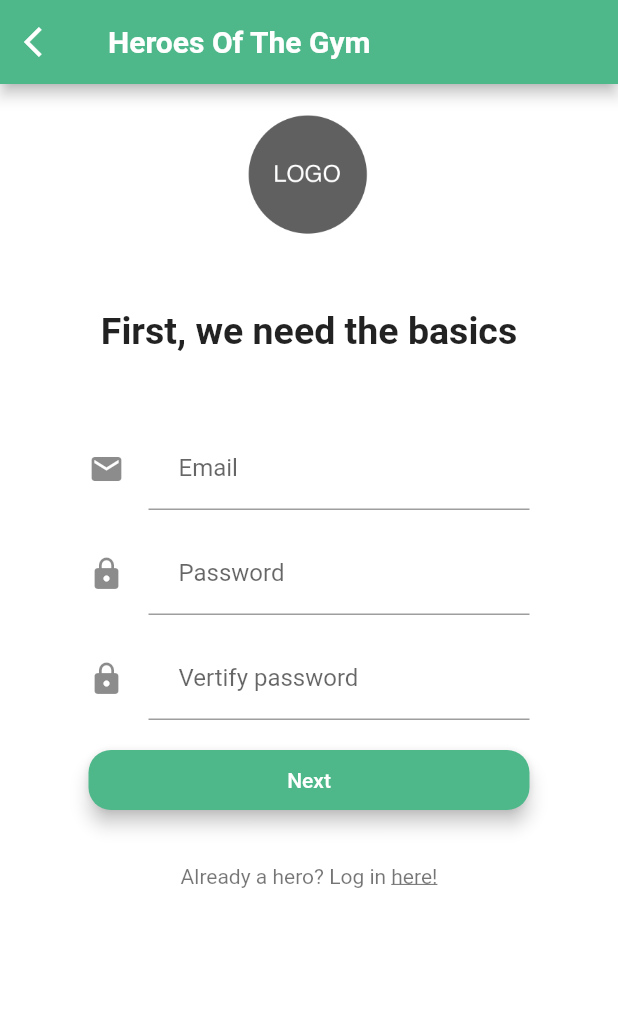
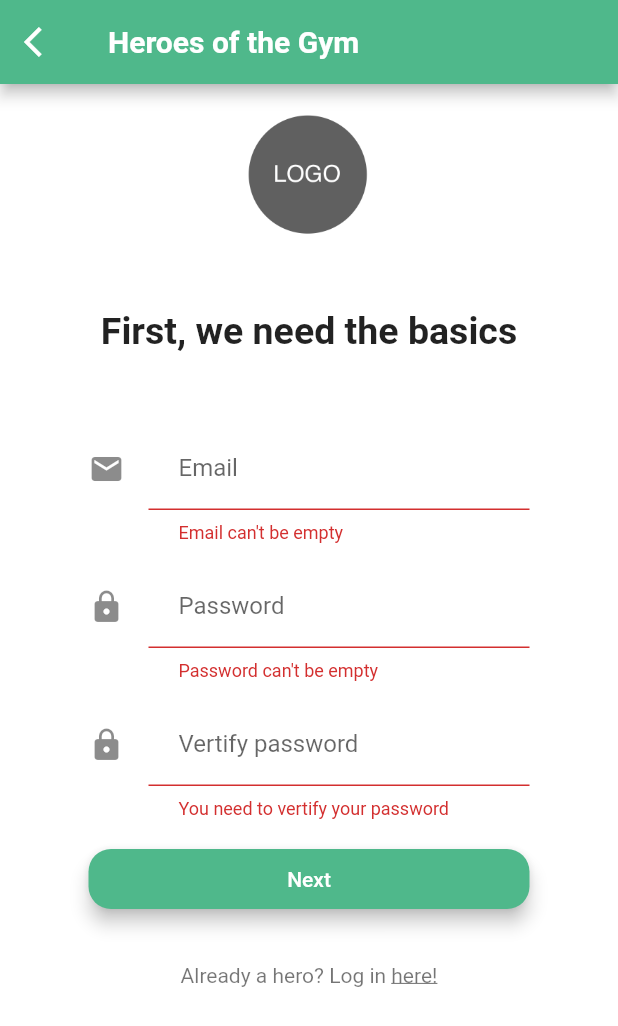
Before and after one commit to azero-as/hotg, a Flutter app: the SignupPage screen opened by its route, after a tap on "Next", after a tap on the "arrow back ios" icon, on a phone screen of 412 x 824 dp. Shown: the top 1026 px of the screen. Run offline on Flutter 3.47's test engine with Material 2 defaults, Android fonts, the phone set to English and light mode, and no system bars; our stand-ins replace firebase_auth; accounts and stored records are empty.

Commit message:
#4 #30 #1 Bug fixes
Navigational issues fixed, loading symbol when having wrong inputs several times, app title, start up page

```diff
--- a/heroes_app/lib/signup.dart
+++ b/heroes_app/lib/signup.dart
@@ -1,9 +1,7 @@
 import 'package:flutter/material.dart';
 import 'login.dart';
-//import 'signuplevel.dart';
-//import 'frontpage.dart';
 import 'authentication.dart';
-import 'dart:async';
+import 'rootpage.dart';
 
 //This is the signup page
 
@@ -11,10 +9,12 @@ class SignupPage extends StatefulWidget {
 
   static String tag = 'signup-page';
 
-  SignupPage({this.auth, this.onSignedIn});
+  SignupPage({this.auth, this.onSignedIn, this.readyToLogIn, this.onSignedOut});
 
   final BaseAuth auth;
   final VoidCallback onSignedIn;
+  final VoidCallback readyToLogIn;
+  final VoidCallback onSignedOut;
 
   @override
   _SignupPageState createState() => new _SignupPageState();
@@ -46,10 +46,10 @@ class _SignupPageState extends State<SignupPage> {
     return Scaffold(
       backgroundColor: Colors.white,
       appBar: new AppBar(
-        title: Text("Heroes Of The Gym", style: TextStyle(color: Colors.white, fontWeight: FontWeight.bold)),
+        title: Text("Heroes of the Gym", style: TextStyle(color: Colors.white, fontWeight: FontWeight.bold)),
         leading: IconButton(icon: Icon(Icons.arrow_back_ios),
             onPressed: (){
-                Navigator.of(context).pop();
+                widget.onSignedOut();
         }),
         iconTheme: IconThemeData(
           color: Colors.white, //change your color here
@@ -69,7 +69,7 @@ class _SignupPageState extends State<SignupPage> {
   Widget _returnForm(){
     return new Container(
         padding: EdgeInsets.only(left: 24.0, right: 24.0),
-        margin: EdgeInsets.fromLTRB(35, 0, 35, 80),
+        margin: EdgeInsets.fromLTRB(35, 0, 35, 35),
         child: new Form(
           key: _formKey,
           child: new ListView(
@@ -207,7 +207,7 @@ class _SignupPageState extends State<SignupPage> {
         ),
       ),
       onPressed: (){
-        Navigator.of(context).pushNamed(LoginPage.tag);
+        widget.readyToLogIn();
       },
     );
   }
```
Also changed, not shown: heroes_app/lib/frontpage.dart (+11 -3 lines), heroes_app/lib/login.dart (+14 -15 lines), heroes_app/lib/rootPage.dart (+29 -0 lines), 1 other file.
